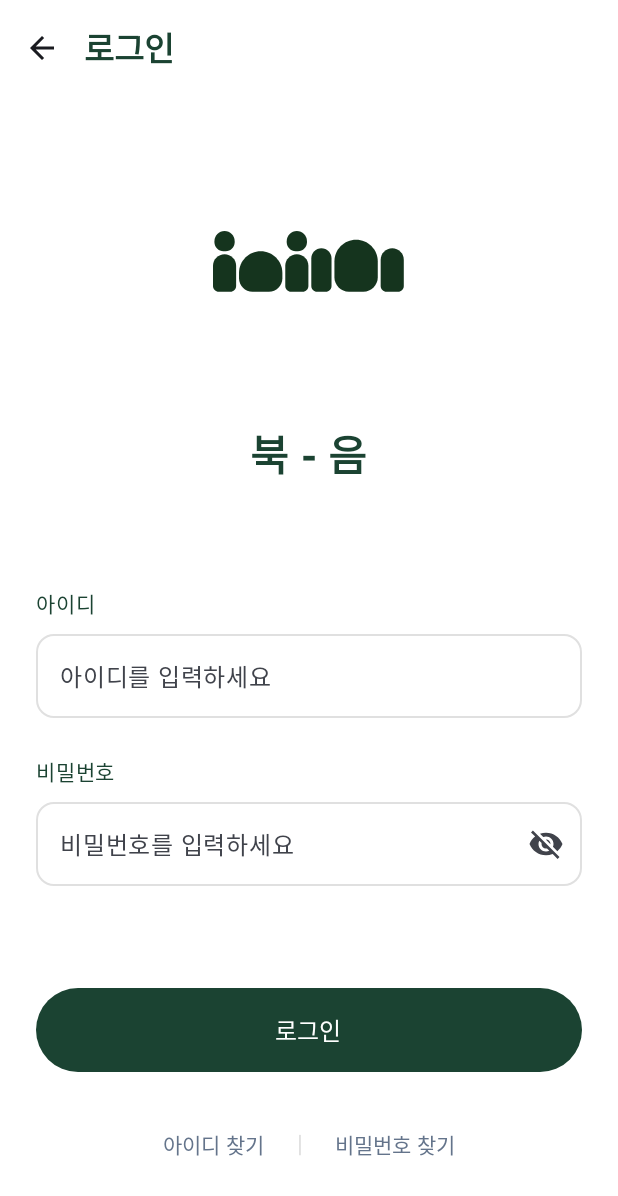
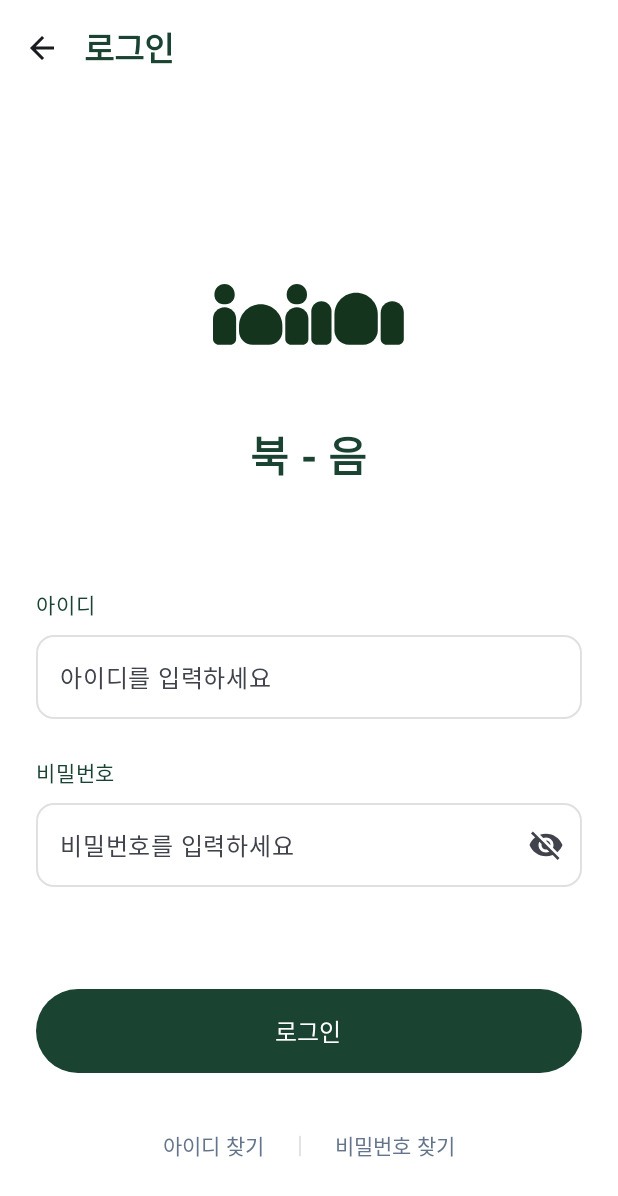
Before and after one commit to Yeeeeerin514/Book-Eum, an Android app built with Jetpack Compose: the screen it shows after launch (MainActivity), after a tap on "로그인", on a phone screen of 412 x 824 dp. Shown: the top 1196 px of the screen. Run offline under Robolectric (Android 15) with nearby library versions, the phone set to English and light mode, and no system bars; our stand-ins replace Dagger/Hilt's generated code; Roboto replaces fonts that are not available here.

Commit message:
style: 로그인 UI 약간 수정

```diff
--- a/app/src/main/java/com/example/book_m_front/ui/theme/ui/login/Login.kt
+++ b/app/src/main/java/com/example/book_m_front/ui/theme/ui/login/Login.kt
@@ -17,6 +17,7 @@ import androidx.compose.runtime.*
 import androidx.compose.ui.Alignment
 import androidx.compose.ui.Modifier
 import androidx.compose.ui.graphics.Color
+import androidx.compose.ui.layout.ContentScale
 import androidx.compose.ui.platform.LocalContext
 import androidx.compose.ui.res.painterResource
 import androidx.compose.ui.text.font.FontWeight
@@ -74,19 +75,16 @@ fun LoginScreen(
             horizontalAlignment = Alignment.CenterHorizontally,
             verticalArrangement = Arrangement.spacedBy(24.dp)
         ) {
-            Spacer(modifier = Modifier.height(40.dp))
+            Spacer(modifier = Modifier.height(75.dp))
 
             // Logo
-            Row(
-                horizontalArrangement = Arrangement.spacedBy(6.dp),
-                verticalAlignment = Alignment.CenterVertically
-            ) {
-                Image(
-                    painter = painterResource(R.drawable.deepgreenlogo),
-                    contentDescription = "앱 로고",
-                    modifier = Modifier.padding(bottom = 60.dp)
-                )
-            }
+            Image(
+                painter = painterResource(R.drawable.deepgreenlogo),
+                contentDescription = "앱 로고",
+                modifier = Modifier
+                    .padding(bottom = 25.dp),
+                contentScale  = ContentScale.Fit
+            )
 
             Text(
                 text = "북 - 음",
```
